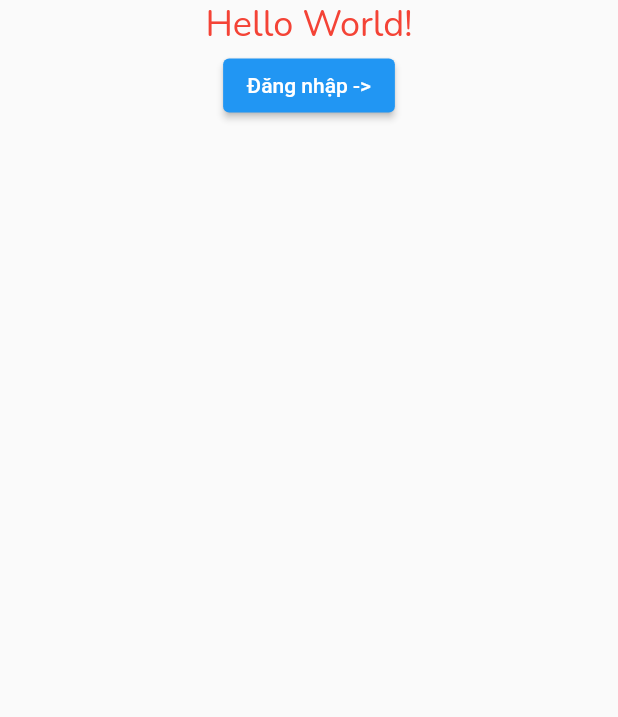
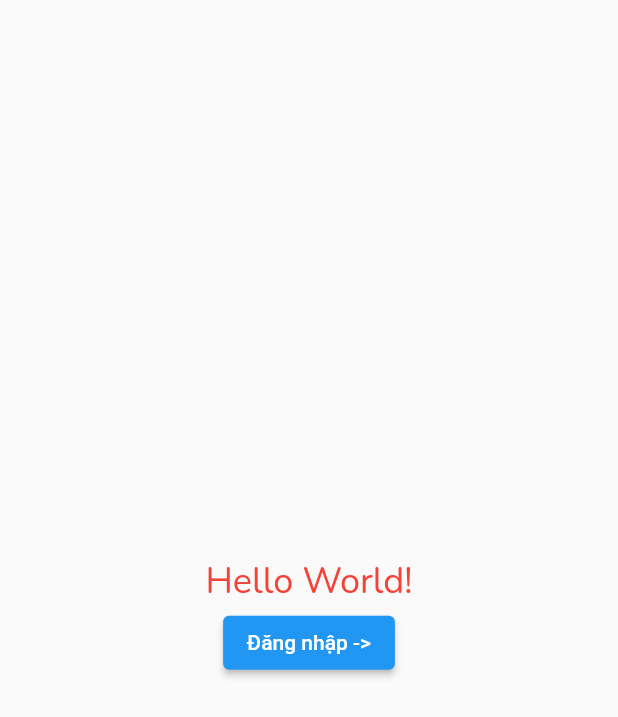
Before and after one commit to MineKnight2711/DACN_FrontEnd, a Flutter app: the screen it shows after launch, on a phone screen of 412 x 824 dp. Shown: the top 717 px of the screen. Run offline on Flutter 3.47's test engine with Material 2 defaults, Android fonts, the light colour scheme and no system bars; our stand-ins replace fluttertoast, get, google_fonts; accounts and stored records are empty.

```diff
--- a/lib/api/base_url.dart
+++ b/lib/api/base_url.dart
@@ -1,18 +1,19 @@
 class ApiUrl {
   //ip khi ở trường - 10.10.116.60
   //ip LAN nhà - 192.168.1.44
-  //ip Coffee House NTT 172.16.3.8
+  //ip Coffee House NTT 172.16.3.8//172.16.2.242
   //ip mạng ảo của giả lập - 10.0.2.2
   //ip wifi nhà - 192.168.0.106
   //ip mobile hostspot - 192.168.29.192/192.168.191.192s
   //ip debug lan - 192.168.93.160/192.168.93.111
 
-  static const baseUrl = 'http://192.168.1.44:6969/api/';
+  static const baseUrl = 'http://26.196.143.193:6969/api/';
 
   static const apiGetAllAccount = '${baseUrl}account/all';
 
   ///// Api của Đạt-------------------------------------------------
   static const apiCreateAccount = '${baseUrl}account';
+  static const apiLogin = '${baseUrl}account/login';
   // static const apiFindAccountById = '${baseUrl}account';
   // static const apiChangePassword = '${baseUrl}account';
   // static const apiForgotPassword = '${baseUrl}account/reset-password';
--- a/lib/model/account_model.dart
+++ b/lib/model/account_model.dart
@@ -24,9 +24,7 @@ class AccountModel {
     return AccountModel(
       accountID: json['accountID'],
       fullName: json['fullName'],
-
       birthday: DateFormat('yyyy-MM-dd').parse(json['birthday']),
-      // isFingerPrintAuthentication: json["isFingerPrintAuthentication"],
       email: json['email'],
       gender: json['gender'],
       imageUrl: json['imageUrl'],
@@ -34,7 +32,6 @@ class AccountModel {
     );
   }
 
-  // Convert the User object to a JSON representation
   Map<String, dynamic> toJson() {
     return {
       'accountID': accountID,
@@ -42,7 +39,6 @@ class AccountModel {
       'password': password,
       'birthday':
           birthday != null ? DateFormat("yyyy-MM-dd").format(birthday!) : '',
-      // 'isFingerPrintAuthentication': isFingerPrintAuthentication.toString(),
       'email': email,
       'gender': gender,
       'imageUrl': imageUrl,
--- a/lib/screens/homescreen.dart
+++ b/lib/screens/homescreen.dart
@@ -1,17 +1,20 @@
 import 'package:flutter/material.dart';
 import 'package:fooddelivery_fe/controller/login_controller.dart';
+import 'package:fooddelivery_fe/model/account_model.dart';
 import 'package:fooddelivery_fe/screens/login_signup/login_screen.dart';
 import 'package:fooddelivery_fe/utils/transition_animation.dart';
 import 'package:get/get.dart';
 import 'package:google_fonts/google_fonts.dart';
 
 class HomeScreen extends StatelessWidget {
-  const HomeScreen({super.key});
-
+  final AccountModel? accountModel;
+  HomeScreen({super.key, this.accountModel});
+  final loginController = Get.put(LoginController());
   @override
   Widget build(BuildContext context) {
     return Scaffold(
       body: Column(
+        mainAxisAlignment: MainAxisAlignment.center,
         children: [
           Center(
             child: Text(
@@ -19,13 +22,31 @@ class HomeScreen extends StatelessWidget {
               style: GoogleFonts.nunito(color: Colors.red, fontSize: 24),
             ),
           ),
+          Obx(() {
+            if (loginController.accountRespone.value != null) {
+              return Column(
+                children: [
+                  Text("${loginController.accountRespone.value?.email}"),
+                  Text("${loginController.accountRespone.value?.fullName}"),
                   ElevatedButton(
+                    onPressed: () {
+                      slideInTransition(context, LoginScreen());
+                    },
+                    child: const Text("Đăng xuất <-"),
+                  ),
+                ],
+              );
+            }
+            return Center(
+              child: ElevatedButton(
                 onPressed: () {
                   Get.put(LoginController());
                   slideInTransition(context, LoginScreen());
                 },
                 child: const Text("Đăng nhập ->"),
               ),
+            );
+          }),
         ],
       ),
     );
--- a/lib/screens/login_signup/components/login_google_button.dart
+++ b/lib/screens/login_signup/components/login_google_button.dart
@@ -1,5 +1,4 @@
 import 'package:flutter/material.dart';
-import 'package:google_fonts/google_fonts.dart';
 
 class LoginWithGoogleButton extends StatelessWidget {
   final VoidCallback onPressed;
@@ -16,7 +15,7 @@ class LoginWithGoogleButton extends StatelessWidget {
   Widget build(BuildContext context) {
     final size = MediaQuery.of(context).size;
     return Container(
-      width: size.width / 2,
+      width: size.width / 1.8,
       height: size.height / 18,
       decoration: BoxDecoration(
           borderRadius: BorderRadius.circular(10.0), color: Colors.grey[300]),
```
Also changed, not shown: lib/api/account/account_api.dart (+14 -0 lines), lib/controller/login_controller.dart (+17 -0 lines), lib/screens/login_signup/login_screen.dart (+16 -1 lines), lib/utils/transition_animation.dart (+16 -0 lines). Lines whose indentation alone changed are shown as unchanged.
